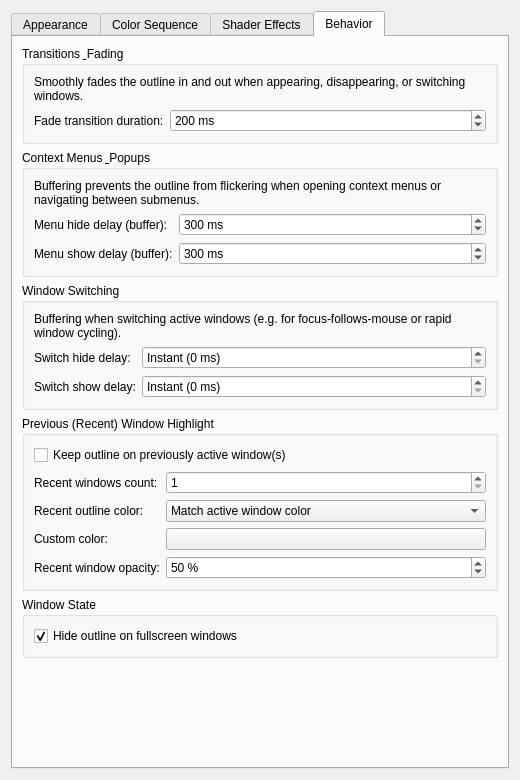
First picture: the form in activewindowoutline_config.ui, repository gmalinowski/LeapK, before the edit.
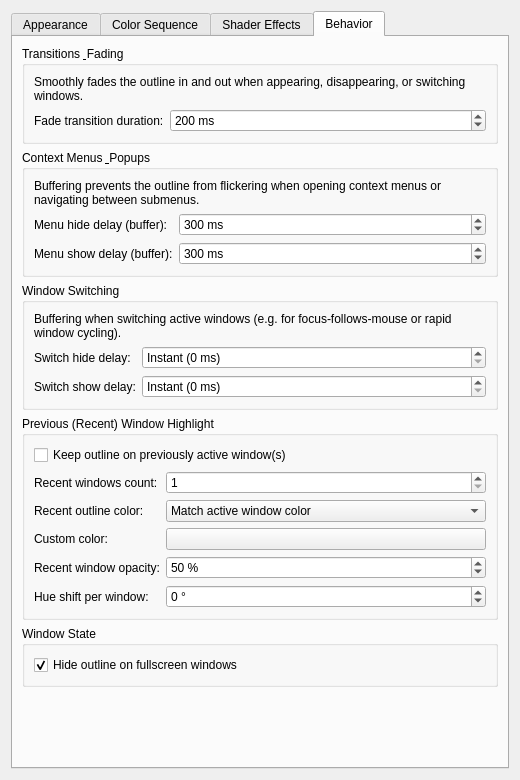
Second picture: the form after the edit. The open tabs and pages were chosen to show the change. Custom widgets are drawn as their Qt base class.

Commit message: feat(recent): add chromatic hue shift per window for focus history trail (v1.4.25)

Patch:
```diff
--- a/activewindowoutline_config.ui
+++ b/activewindowoutline_config.ui
@@ -1507,6 +1507,41 @@
             </property>
            </widget>
           </item>
+          <item row="5" column="0">
+           <widget class="QLabel" name="label_recentWindowHueShift">
+            <property name="text">
+             <string>Hue shift per window:</string>
+            </property>
+            <property name="toolTip">
+             <string>Rotates the color hue for each successive previous window on the color wheel (0°: no hue change, positive: clockwise e.g. blue to purple, negative: counter-clockwise e.g. blue to green).</string>
+            </property>
+           </widget>
+          </item>
+          <item row="5" column="1">
+           <widget class="QSpinBox" name="kcfg_RecentWindowHueShift">
+            <property name="toolTip">
+             <string>Rotates the color hue for each successive previous window on the color wheel (0°: no hue change, positive: clockwise e.g. blue to purple, negative: counter-clockwise e.g. blue to green).</string>
+            </property>
+            <property name="minimum">
+             <number>-180</number>
+            </property>
+            <property name="maximum">
+             <number>180</number>
+            </property>
+            <property name="singleStep">
+             <number>5</number>
+            </property>
+            <property name="value">
+             <number>0</number>
+            </property>
+            <property name="suffix">
+             <string> °</string>
+            </property>
+            <property name="specialValueText">
+             <string>0 ° (no shift)</string>
+            </property>
+           </widget>
+          </item>
          </layout>
         </widget>
        </item>
```
The commit also changes 8 other files.
